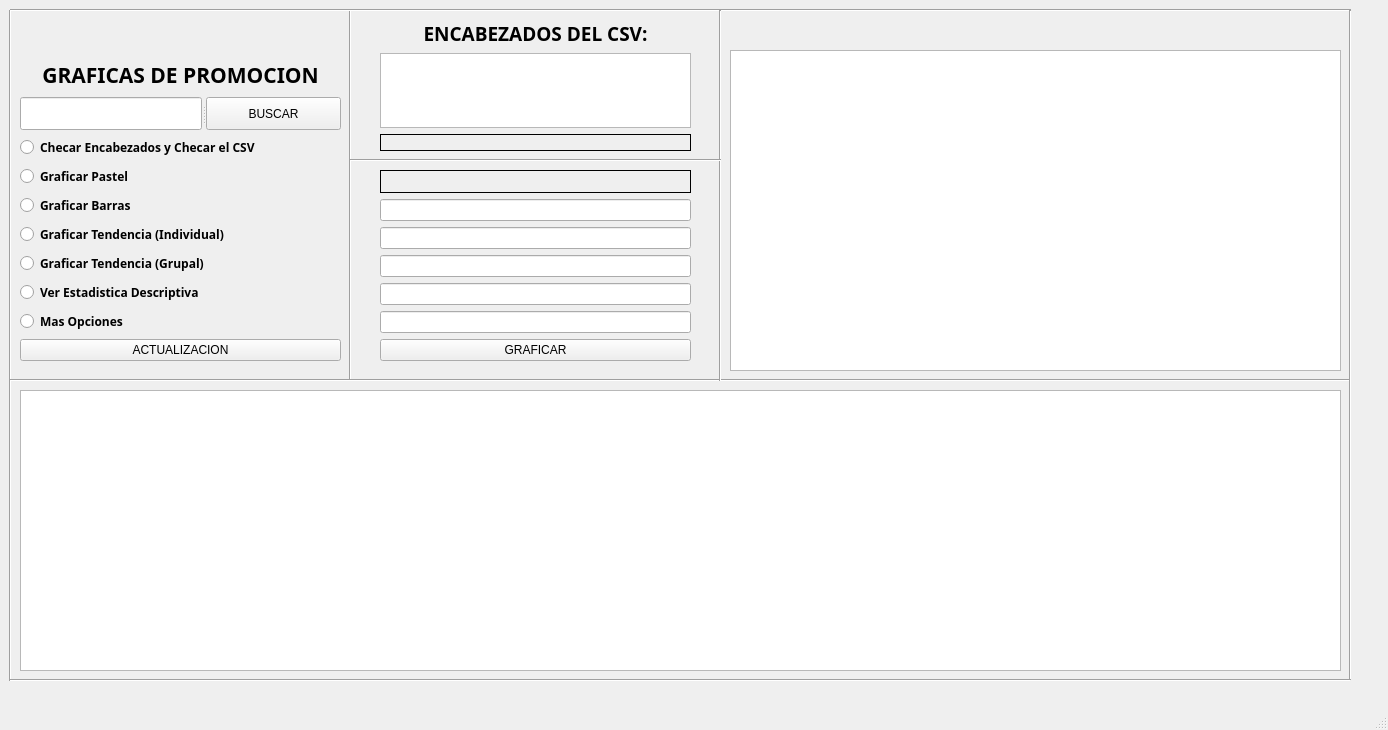
First picture: the form in CSV/interfaz/VentanaCSV.ui, repository DanielRojas2002/PyQt5, before the edit.
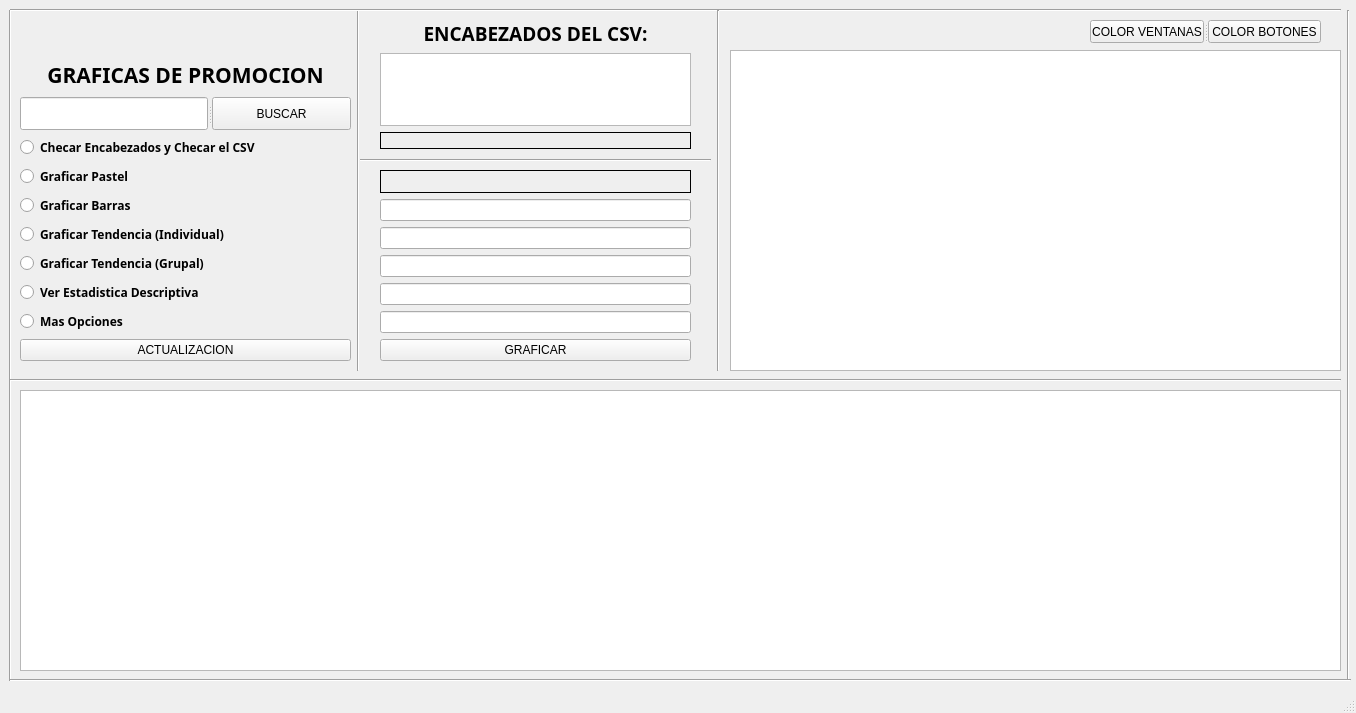
Second picture: the form after the edit. Icons and pictures are not drawn.

```diff
--- a/CSV/interfaz/VentanaCSV.ui
+++ b/CSV/interfaz/VentanaCSV.ui
@@ -6,8 +6,8 @@
    <rect>
     <x>0</x>
     <y>0</y>
-    <width>1388</width>
-    <height>730</height>
+    <width>1356</width>
+    <height>713</height>
    </rect>
   </property>
   <property name="font">
@@ -22,14 +22,17 @@
    <iconset>
     <normaloff>../multimedia/vector.ico</normaloff>../multimedia/vector.ico</iconset>
   </property>
+  <property name="styleSheet">
+   <string notr="true"/>
+  </property>
   <widget class="QWidget" name="centralwidget">
    <widget class="Line" name="line">
     <property name="geometry">
      <rect>
-      <x>340</x>
+      <x>350</x>
       <y>10</y>
-      <width>20</width>
-      <height>371</height>
+      <width>16</width>
+      <height>361</height>
      </rect>
     </property>
     <property name="font">
@@ -63,7 +66,7 @@
      <rect>
       <x>10</x>
       <y>0</y>
-      <width>1341</width>
+      <width>1331</width>
       <height>20</height>
      </rect>
     </property>
@@ -76,7 +79,7 @@
      <rect>
       <x>10</x>
       <y>370</y>
-      <width>1341</width>
+      <width>1331</width>
       <height>20</height>
      </rect>
     </property>
@@ -89,7 +92,7 @@
      <rect>
       <x>1340</x>
       <y>10</y>
-      <width>20</width>
+      <width>16</width>
       <height>671</height>
      </rect>
     </property>
@@ -111,8 +114,8 @@
      <rect>
       <x>710</x>
       <y>10</y>
-      <width>20</width>
-      <height>371</height>
+      <width>16</width>
+      <height>361</height>
      </rect>
     </property>
     <property name="font">
@@ -147,7 +150,7 @@
       <x>380</x>
       <y>20</y>
       <width>311</width>
-      <height>131</height>
+      <height>129</height>
      </rect>
     </property>
     <layout class="QVBoxLayout" name="verticalLayout_2">
@@ -207,7 +210,7 @@
      <rect>
       <x>20</x>
       <y>20</y>
-      <width>321</width>
+      <width>331</width>
       <height>341</height>
      </rect>
     </property>
@@ -438,9 +441,9 @@
    <widget class="Line" name="line_8">
     <property name="geometry">
      <rect>
-      <x>350</x>
+      <x>360</x>
       <y>150</y>
-      <width>371</width>
+      <width>351</width>
       <height>20</height>
      </rect>
     </property>
@@ -566,7 +569,7 @@
      <rect>
       <x>730</x>
       <y>20</y>
-      <width>611</width>
+      <width>351</width>
       <height>21</height>
      </rect>
     </property>
@@ -584,6 +587,67 @@
      <set>Qt::AlignCenter</set>
     </property>
    </widget>
+   <widget class="QSplitter" name="splitter_2">
+    <property name="geometry">
+     <rect>
+      <x>1090</x>
+      <y>20</y>
+      <width>231</width>
+      <height>23</height>
+     </rect>
+    </property>
+    <property name="orientation">
+     <enum>Qt::Horizontal</enum>
+    </property>
+    <widget class="QPushButton" name="color_ventanas">
+     <property name="font">
+      <font>
+       <family>Arial</family>
+       <weight>50</weight>
+       <bold>false</bold>
+      </font>
+     </property>
+     <property name="cursor">
+      <cursorShape>PointingHandCursor</cursorShape>
+     </property>
+     <property name="toolTip">
+      <string>&lt;html&gt;&lt;head/&gt;&lt;body&gt;&lt;p&gt;Cambiar el Color de todas las Ventanas&lt;/p&gt;&lt;/body&gt;&lt;/html&gt;</string>
+     </property>
+     <property name="styleSheet">
+      <string notr="true">QPushButton:hover{
+	
+	background-color: rgb(165, 175, 173);
+}</string>
+     </property>
+     <property name="text">
+      <string>COLOR VENTANAS</string>
+     </property>
+    </widget>
+    <widget class="QPushButton" name="color_botones">
+     <property name="font">
+      <font>
+       <family>Arial</family>
+       <weight>50</weight>
+       <bold>false</bold>
+      </font>
+     </property>
+     <property name="cursor">
+      <cursorShape>PointingHandCursor</cursorShape>
+     </property>
+     <property name="toolTip">
+      <string>&lt;html&gt;&lt;head/&gt;&lt;body&gt;&lt;p&gt;Cambiar el Color de todos los Botones&lt;/p&gt;&lt;/body&gt;&lt;/html&gt;</string>
+     </property>
+     <property name="styleSheet">
+      <string notr="true">QPushButton:hover{
+	
+	background-color: rgb(165, 175, 173);
+}</string>
+     </property>
+     <property name="text">
+      <string>COLOR BOTONES</string>
+     </property>
+    </widget>
+   </widget>
   </widget>
   <widget class="QMenuBar" name="menubar">
    <property name="geometry">
```
Left out of the diff: 2 changed lines with no effect on the pictures.
